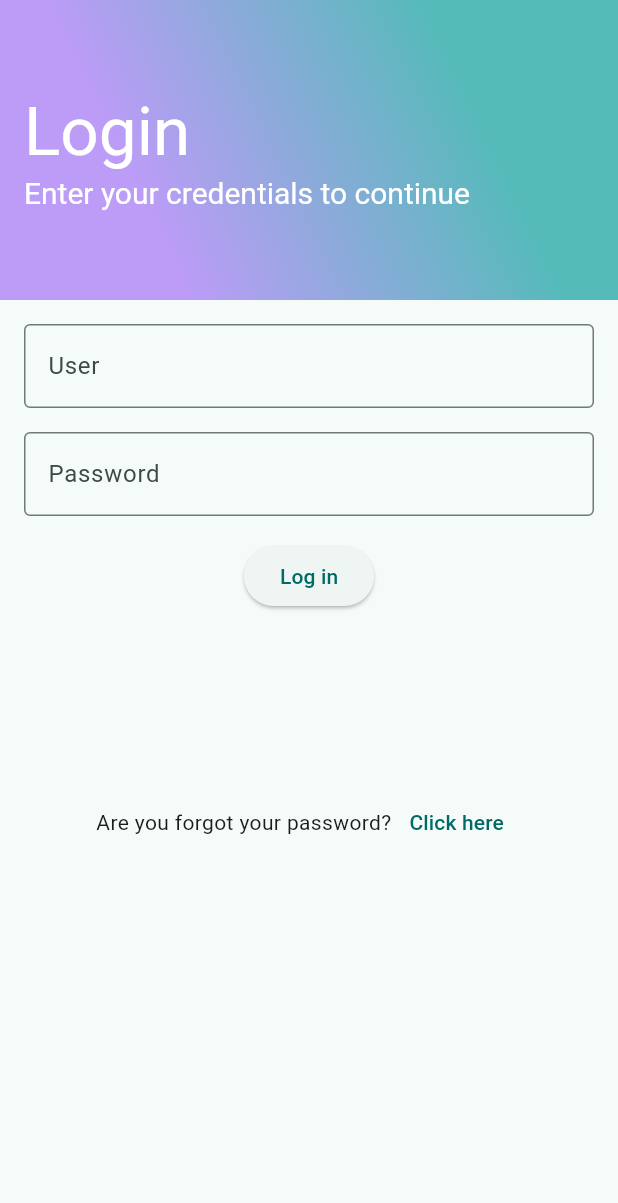
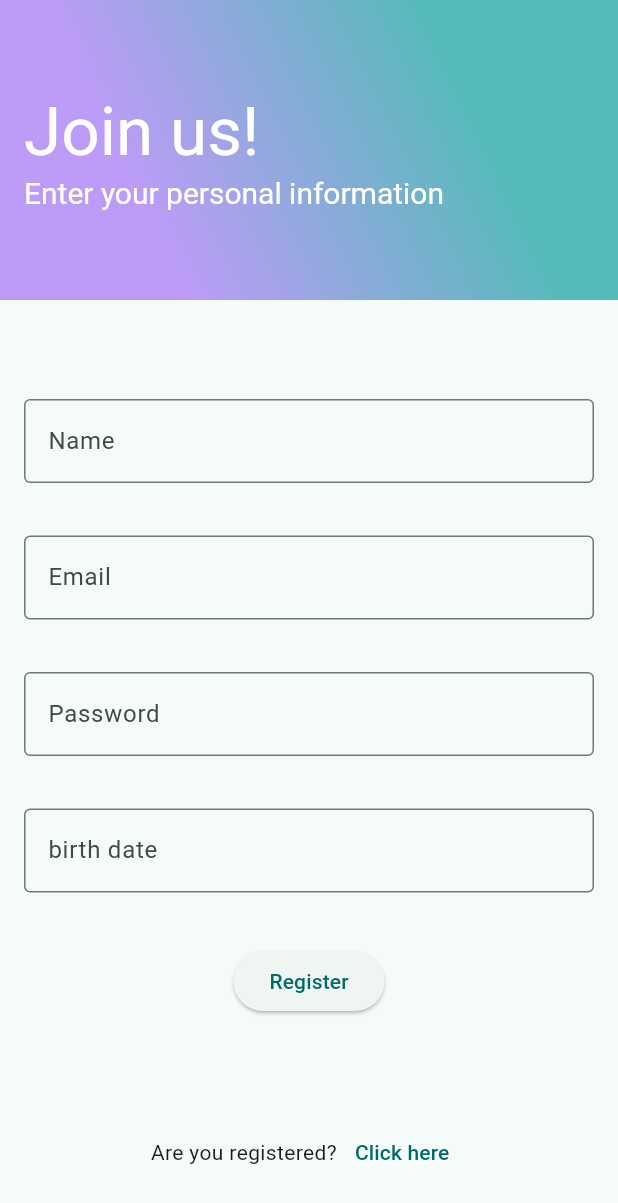
Before and after one commit to vcrolack/iot-home-control, a Flutter app: the screen it shows after launch, on a phone screen of 412 x 824 dp. Shown: the top 1203 px of the screen. Run offline on Flutter 3.47's test engine with Material 2 defaults, Android fonts, the phone set to English and light mode, and no system bars; our stand-ins replace flutter_dotenv, flutter_riverpod, go_router.

Commit message:
add register screen

```diff
--- a/lib/config/router/app_router.dart
+++ b/lib/config/router/app_router.dart
@@ -1,10 +1,15 @@
 import 'package:go_router/go_router.dart';
 import 'package:iot_home_control/presentation/screens/screens.dart';
 
-final appRouter = GoRouter(initialLocation: '/', routes: [
+final appRouter = GoRouter(initialLocation: '/register', routes: [
   GoRoute(
-      name: LoginScreen.name,
-      path: '/',
-      builder: (context, state) => const LoginScreen(),
-      routes: const []),
+    name: LoginScreen.name,
+    path: '/login',
+    builder: (context, state) => const LoginScreen(),
+  ),
+  GoRoute(
+    name: RegisterScreen.name,
+    path: '/register',
+    builder: (context, state) => const RegisterScreen(),
+  )
 ]);
--- a/lib/presentation/screens/Auth/login_screen.dart
+++ b/lib/presentation/screens/Auth/login_screen.dart
@@ -1,4 +1,5 @@
 import 'package:flutter/material.dart';
+import 'package:go_router/go_router.dart';
 import 'package:iot_home_control/presentation/widgets/widgets.dart';
 
 class LoginScreen extends StatelessWidget {
@@ -24,7 +25,7 @@ class LoginScreen extends StatelessWidget {
             const Text('Are you forgot your password?'),
             TextButton(onPressed: () {}, child: const Text('Click here'))
           ],
-        )
+        ),
       ]),
     );
   }
@@ -38,6 +39,9 @@ class _LoginForm extends StatelessWidget {
     return Padding(
       padding: const EdgeInsets.all(16),
       child: Column(crossAxisAlignment: CrossAxisAlignment.center, children: [
+        const SizedBox(
+          height: 50,
+        ),
         const TextField(
           decoration: InputDecoration(
               labelText: 'User',
@@ -45,7 +49,7 @@ class _LoginForm extends StatelessWidget {
               border: OutlineInputBorder()),
         ),
         const SizedBox(
-          height: 16,
+          height: 50,
         ),
         const TextField(
           decoration: InputDecoration(
@@ -54,9 +58,18 @@ class _LoginForm extends StatelessWidget {
               border: OutlineInputBorder()),
         ),
         const SizedBox(
+          height: 50,
+        ),
+        ElevatedButton(onPressed: () {}, child: const Text('Log in')),
+        const SizedBox(
           height: 16,
         ),
-        ElevatedButton(onPressed: () {}, child: const Text('Log in'))
+        const Text('Or'),
+        TextButton(
+            onPressed: () {
+              context.go('/register');
+            },
+            child: const Text('Join us!'))
       ]),
     );
   }
--- /dev/null
+++ b/lib/presentation/screens/Auth/register_screen.dart
@@ -0,0 +1,87 @@
+import 'package:flutter/material.dart';
+import 'package:go_router/go_router.dart';
+import 'package:iot_home_control/presentation/widgets/widgets.dart';
+
+class RegisterScreen extends StatelessWidget {
+  static const name = 'register-screen';
+
+  const RegisterScreen({super.key});
+
+  @override
+  Widget build(BuildContext context) {
+    return Scaffold(
+        appBar: const CustomAppBarAuth(
+          title: 'Join us!',
+          subtitle: 'Enter your personal information',
+          colorsGradient: [Color(0xffbc9cf7), Color(0xff54bbb9)],
+        ),
+        body: Column(children: [
+          const _RegisterForm(),
+          const SizedBox(
+            height: 50,
+          ),
+          Row(
+            mainAxisAlignment: MainAxisAlignment.center,
+            children: [
+              const Text('Are you registered?'),
+              TextButton(
+                  onPressed: () {
+                    context.go('/login');
+                  },
+                  child: const Text('Click here'))
+            ],
+          )
+        ]));
+  }
+}
+
+class _RegisterForm extends StatelessWidget {
+  const _RegisterForm();
+
+  @override
+  Widget build(BuildContext context) {
+    return Padding(
+      padding: const EdgeInsets.all(16),
+      child: Column(crossAxisAlignment: CrossAxisAlignment.center, children: [
+        const SizedBox(
+          height: 50,
+        ),
+        const TextField(
+          decoration: InputDecoration(
+              labelText: 'Name',
+              hintText: 'Write your name and last name',
+              border: OutlineInputBorder()),
+        ),
+        const SizedBox(
+          height: 35,
+        ),
+        const TextField(
+          decoration: InputDecoration(
+              labelText: 'Email',
+              hintText: 'Write your email',
+              border: OutlineInputBorder()),
+        ),
+        const SizedBox(
+          height: 35,
+        ),
+        const TextField(
+          decoration: InputDecoration(
+              labelText: 'Password',
+              hintText: '****',
+              border: OutlineInputBorder()),
+        ),
+        const SizedBox(
+          height: 35,
+        ),
+        const TextField(
+          decoration: InputDecoration(
+              labelText: 'birth date',
+              hintText: 'Write your birth date like dd/mm/yyy',
+              border: OutlineInputBorder()),
+        ),
+        const SizedBox(height: 35),
+        ElevatedButton(onPressed: () {}, child: const Text('Register'))
+      ]),
+    );
+  }
+}
--- a/lib/presentation/screens/screens.dart
+++ b/lib/presentation/screens/screens.dart
@@ -1,2 +1,3 @@
 /* AUTH EXPORTS */
 export 'Auth/login_screen.dart';
+export 'Auth/register_screen.dart';
```
